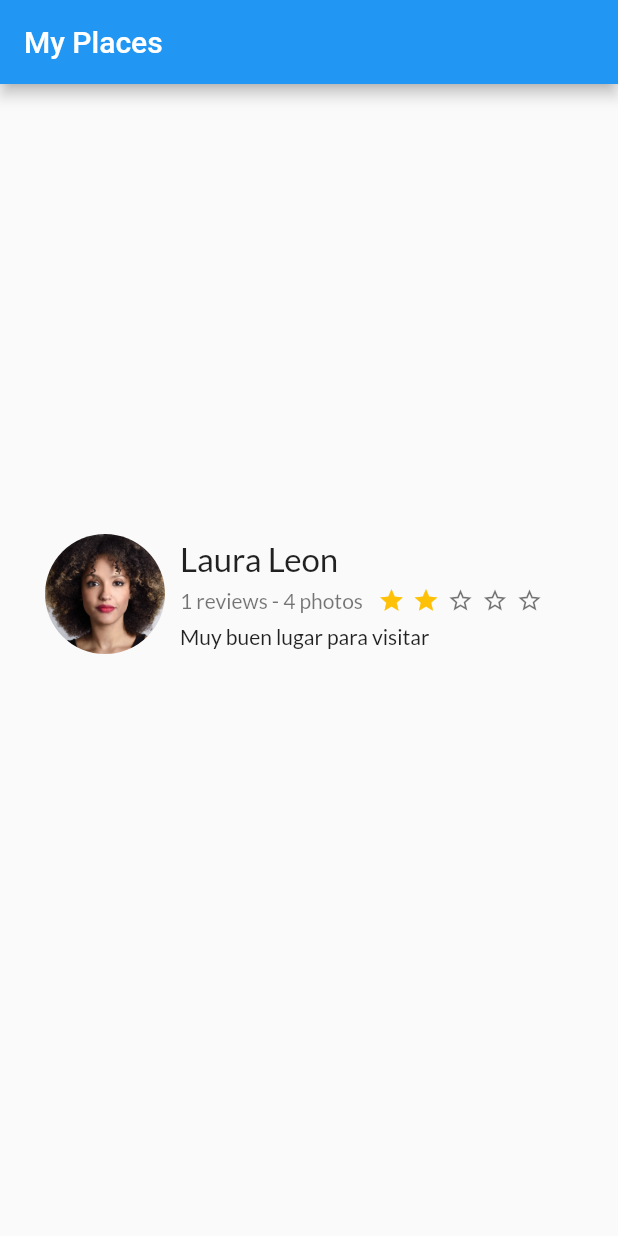
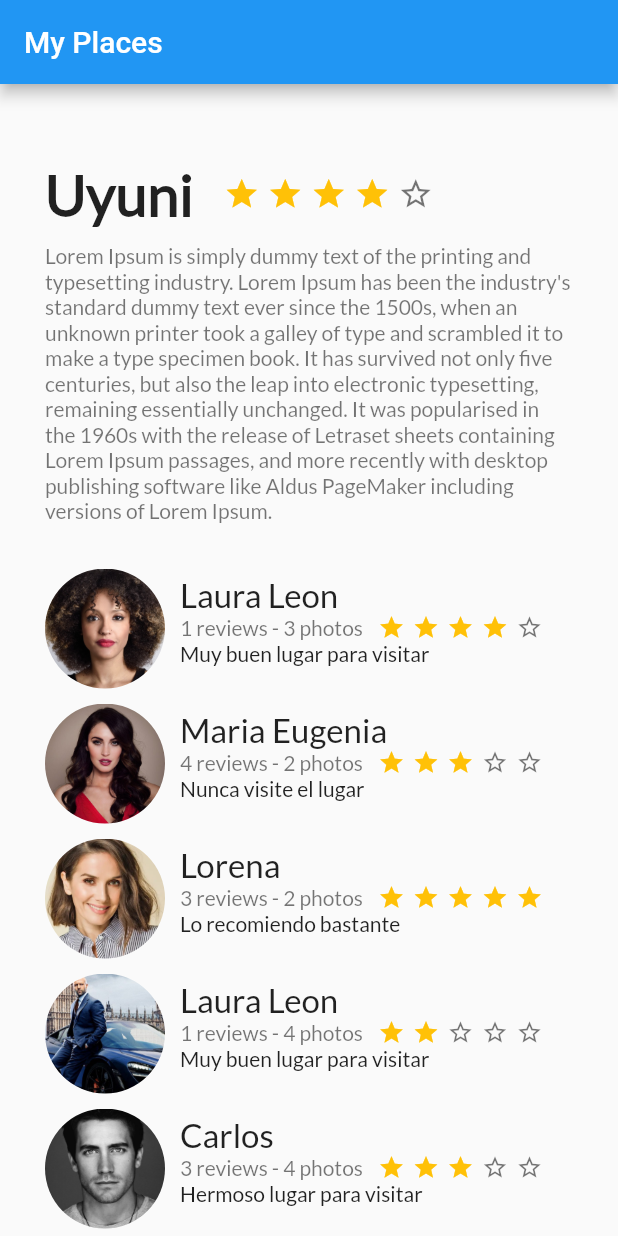
Before and after one commit to Rex501/Project-Flutter, a Flutter app: the screen it shows after launch, on a phone screen of 412 x 824 dp. Run offline on Flutter 3.47's test engine with Material 2 defaults, Android fonts, the phone set to English and light mode, and no system bars.

Commit message:
clase 2 (03/08/2021)

```diff
--- a/lib/home.dart
+++ b/lib/home.dart
@@ -1,6 +1,7 @@
 import 'package:flutter/material.dart';
 import 'package:proyecto_places/description_place.dart';
 import 'package:proyecto_places/review.dart';
+import 'package:proyecto_places/review_list.dart';
 
 class MyHome extends StatelessWidget
 {
@@ -11,24 +12,33 @@ class MyHome extends StatelessWidget
       (
       margin: EdgeInsets.only
         (
-        top: 250,
+          top: 50,
           left: 30,
           right: 30
       ),
       child: DescriptionPlace("Uyuni", 4, "Lorem Ipsum is simply dummy text of the printing and typesetting industry. Lorem Ipsum has been the industry's standard dummy text ever since the 1500s, when an unknown printer took a galley of type and scrambled it to make a type specimen book. It has survived not only five centuries, but also the leap into electronic typesetting, remaining essentially unchanged. It was popularised in the 1960s with the release of Letraset sheets containing Lorem Ipsum passages, and more recently with desktop publishing software like Aldus PageMaker including versions of Lorem Ipsum."),
     );
 
-    final review = Container
+    final reviewList = Container
       (
         margin: EdgeInsets.only
           (
-          top: 300,
+            top: 20,
             left: 30,
             right: 30
         ),
-      height: 80,
 
-      child: Review("assets/images/persona1.jpg","Laura Leon", "1 reviews - 4 photos", 2, "Muy buen lugar para visitar ")
+        child: ReviewList ()
+    );
+
+    //listView
+    final listView = ListView
+      (
+      children: <Widget>
+      [
+        descriptionPlace,
+        reviewList
+      ],
     );
 
 
@@ -45,7 +55,7 @@ class MyHome extends StatelessWidget
         (
         children: <Widget>
         [
-          review
+          listView
         ],
       ),
     );
--- a/lib/review.dart
+++ b/lib/review.dart
@@ -20,6 +20,7 @@ class Review extends StatelessWidget
     (
       margin: EdgeInsets.only
       (
+        top: 10,
         right: 10
       ),
       width: 80,
--- /dev/null
+++ b/lib/review_list.dart
@@ -0,0 +1,23 @@
+import 'package:flutter/material.dart';
+import 'package:proyecto_places/review.dart';
+
+class ReviewList extends StatelessWidget
+{
+  @override
+  Widget build(BuildContext context)
+  {
+    final reviewlist = Column
+      (
+      children: <Widget>
+      [
+        Review ("assets/images/persona1.jpg","Laura Leon", "1 reviews - 3 photos", 4, "Muy buen lugar para visitar "),
+        Review ("assets/images/persona2.jpg","Maria Eugenia", "4 reviews - 2 photos", 3, "Nunca visite el lugar "),
+        Review ("assets/images/persona3.jpg","Lorena", "3 reviews - 2 photos", 5, "Lo recomiendo bastante "),
+        Review ("assets/images/persona4.jpg","Laura Leon", "1 reviews - 4 photos", 2, "Muy buen lugar para visitar "),
+        Review ("assets/images/persona5.jpg","Carlos", "3 reviews - 4 photos", 3, "Hermoso lugar para visitar")
+      ],
+    );
+
+    return reviewlist;
+  }
+}
--- a/pubspec.yaml
+++ b/pubspec.yaml
@@ -82,3 +82,7 @@ flutter:
 
   assets:
     - assets/images/persona1.jpg
+    - assets/images/persona2.jpg
+    - assets/images/persona3.jpg
+    - assets/images/persona4.jpg
+    - assets/images/persona5.jpg
```
Also changed, not shown: assets/images/persona2.jpg (added), assets/images/persona3.jpg (added), assets/images/persona4.jpg (added), assets/images/persona5.jpg (added). Lines whose indentation alone changed are shown as unchanged.
